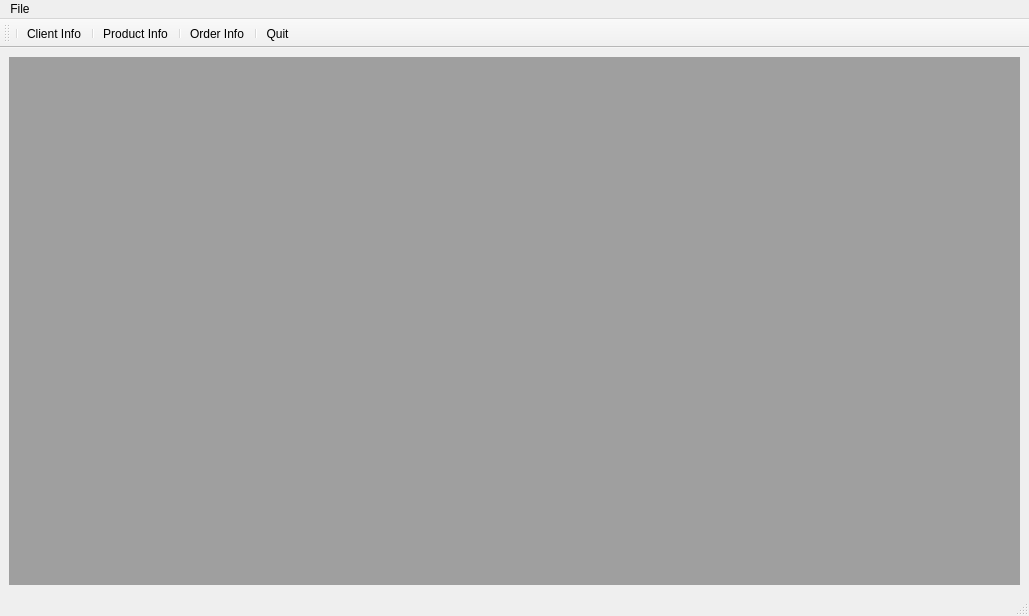
The window that ShopApp/mainwindow.ui (purenaa/Qt_secondMiniProject) describes before a commit, drawn with Qt 5.
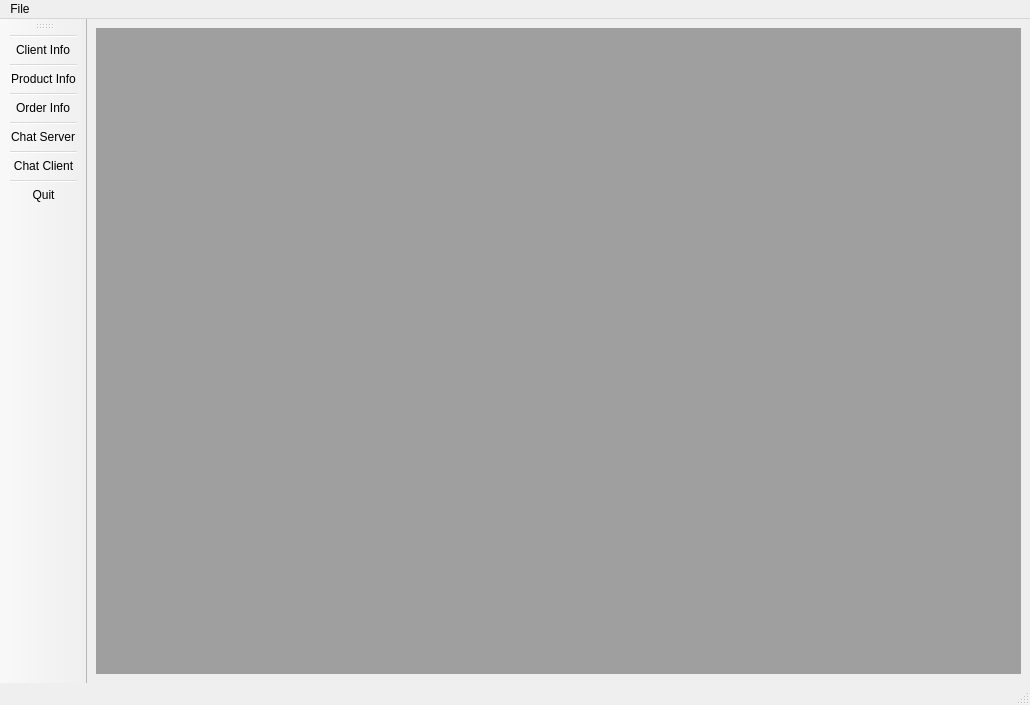
The same window after the commit.

What changed in the file:
```diff
--- a/ShopApp/mainwindow.ui
+++ b/ShopApp/mainwindow.ui
@@ -6,8 +6,8 @@
    <rect>
     <x>0</x>
     <y>0</y>
-    <width>1029</width>
-    <height>616</height>
+    <width>1030</width>
+    <height>705</height>
    </rect>
   </property>
   <property name="windowTitle">
@@ -17,6 +17,18 @@
    <layout class="QHBoxLayout" name="horizontalLayout">
     <item>
      <widget class="QMdiArea" name="mdiArea">
+      <property name="maximumSize">
+       <size>
+        <width>16777215</width>
+        <height>16777215</height>
+       </size>
+      </property>
+      <property name="layoutDirection">
+       <enum>Qt::LeftToRight</enum>
+      </property>
+      <property name="lineWidth">
+       <number>1</number>
+      </property>
       <property name="viewMode">
        <enum>QMdiArea::TabbedView</enum>
       </property>
@@ -29,7 +41,7 @@
     <rect>
      <x>0</x>
      <y>0</y>
-     <width>1029</width>
+     <width>1030</width>
      <height>17</height>
     </rect>
    </property>
@@ -43,11 +55,29 @@
    <addaction name="menuFile"/>
   </widget>
   <widget class="QToolBar" name="toolBar">
+   <property name="maximumSize">
+    <size>
+     <width>16777215</width>
+     <height>16777215</height>
+    </size>
+   </property>
    <property name="windowTitle">
     <string>toolBar</string>
    </property>
+   <property name="movable">
+    <bool>true</bool>
+   </property>
+   <property name="allowedAreas">
+    <set>Qt::AllToolBarAreas</set>
+   </property>
+   <property name="iconSize">
+    <size>
+     <width>32</width>
+     <height>50</height>
+    </size>
+   </property>
    <attribute name="toolBarArea">
-    <enum>TopToolBarArea</enum>
+    <enum>LeftToolBarArea</enum>
    </attribute>
    <attribute name="toolBarBreak">
     <bool>false</bool>
@@ -59,6 +89,10 @@
    <addaction name="separator"/>
    <addaction name="actionOrder"/>
    <addaction name="separator"/>
+   <addaction name="actionChatServer"/>
+   <addaction name="separator"/>
+   <addaction name="actionChat_Client"/>
+   <addaction name="separator"/>
    <addaction name="actionQuit"/>
   </widget>
   <widget class="QStatusBar" name="statusbar"/>
@@ -91,6 +125,25 @@
     <string>Ctrl+3</string>
    </property>
   </action>
+  <action name="actionChatServer">
+   <property name="text">
+    <string>Chat Server</string>
+   </property>
+   <property name="shortcut">
+    <string>Ctrl+4</string>
+   </property>
+  </action>
+  <action name="actionChat_Client">
+   <property name="text">
+    <string>Chat Client</string>
+   </property>
+   <property name="toolTip">
+    <string>Chat Client</string>
+   </property>
+   <property name="shortcut">
+    <string>Ctrl+5</string>
+   </property>
+  </action>
  </widget>
  <resources/>
  <connections>
```
